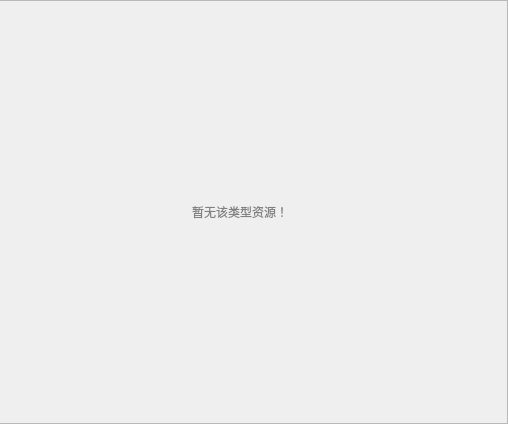
Before: the Qt Designer form VideoPlayer/creator/mywork/DoneWorks.ui in huizhang556/pc-video-player, drawn with Qt 5; both pictures show x 234 to 742 and y 0 to 424 of the 742 by 424 pixel window.
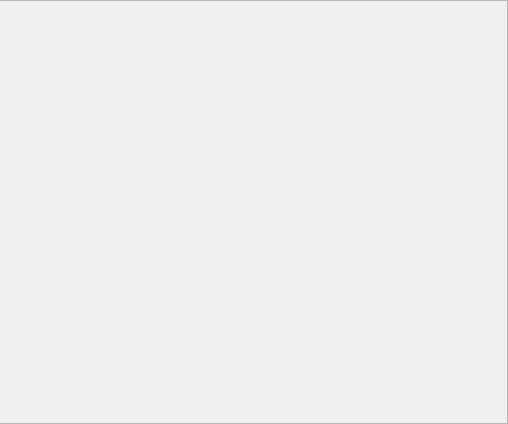
After: the same form once the commit is applied. The open tabs and pages were chosen to show the change. Icons and pictures are not drawn.

```diff
--- a/VideoPlayer/creator/mywork/DoneWorks.ui
+++ b/VideoPlayer/creator/mywork/DoneWorks.ui
@@ -838,21 +838,21 @@
                </spacer>
               </item>
               <item>
-               <widget class="QPushButton" name="pushButton_error">
+               <widget class="QToolButton" name="toolButton_error">
                 <property name="minimumSize">
                  <size>
                   <width>180</width>
-                  <height>60</height>
+                  <height>240</height>
                  </size>
                 </property>
                 <property name="maximumSize">
                  <size>
                   <width>180</width>
-                  <height>60</height>
+                  <height>240</height>
                  </size>
                 </property>
                 <property name="styleSheet">
-                 <string notr="true">QPushButton
+                 <string notr="true">QToolButton
 {
 color: gray;
 font: 400 18px &quot;微软雅黑&quot;;
@@ -860,7 +860,7 @@
 }</string>
                 </property>
                 <property name="text">
-                 <string>暂无该类型资源！</string>
+                 <string/>
                 </property>
                </widget>
               </item>
```
Left out of the diff: 2 changed lines with no effect on the pictures.
